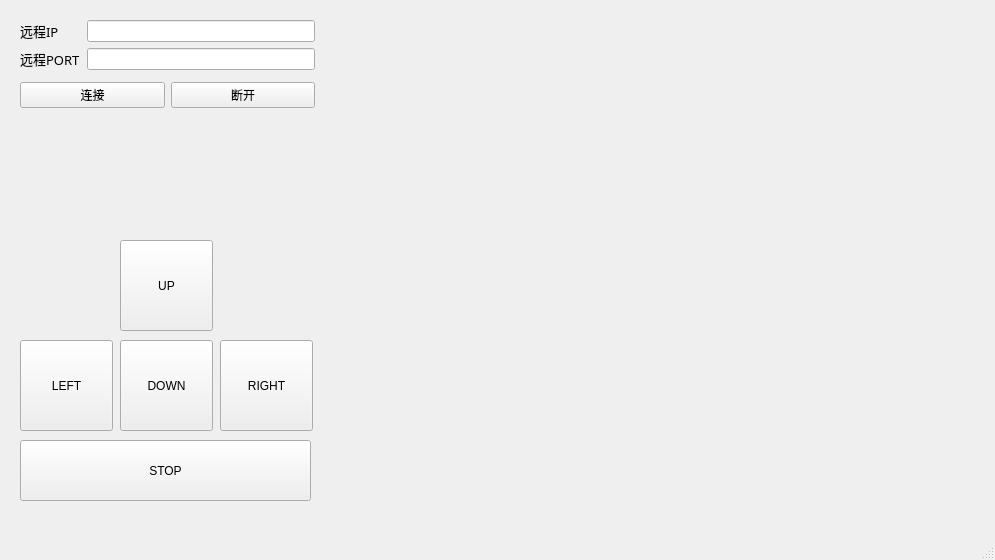
Above: pc/ros_video_pc/mainwindow.ui from wifialan/ros_video_ctrl before the change. Below: the same form after it.
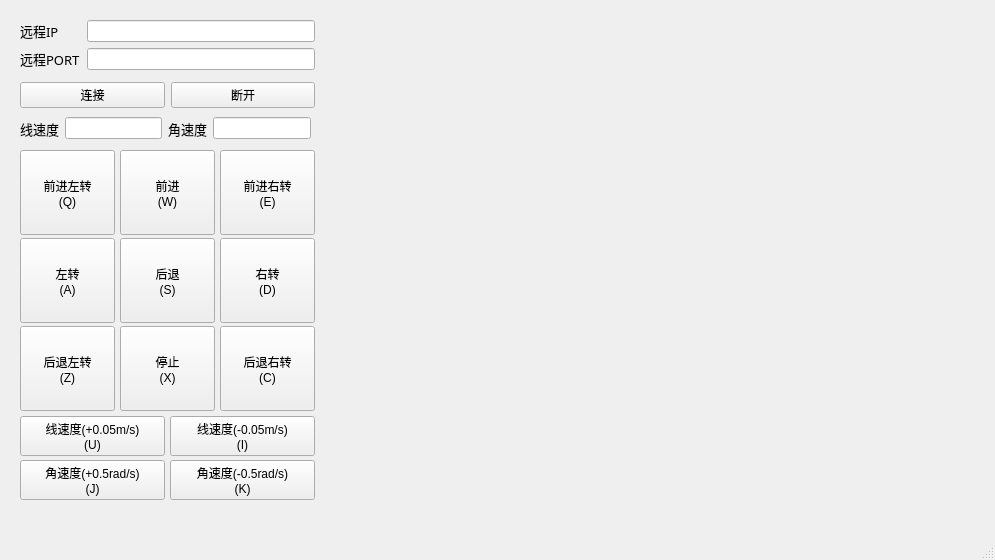
That is the form after the change.

Patch:
```diff
--- a/pc/ros_video_pc/mainwindow.ui
+++ b/pc/ros_video_pc/mainwindow.ui
@@ -37,13 +37,14 @@
     <property name="geometry">
      <rect>
       <x>120</x>
-      <y>240</y>
-      <width>93</width>
-      <height>91</height>
+      <y>150</y>
+      <width>95</width>
+      <height>85</height>
      </rect>
     </property>
     <property name="text">
-     <string>UP</string>
+     <string>前进
+(W)</string>
     </property>
     <property name="shortcut">
      <string>Up</string>
@@ -53,13 +54,14 @@
     <property name="geometry">
      <rect>
       <x>20</x>
-      <y>340</y>
-      <width>93</width>
-      <height>91</height>
+      <y>238</y>
+      <width>95</width>
+      <height>85</height>
      </rect>
     </property>
     <property name="text">
-     <string>LEFT</string>
+     <string>左转
+(A)</string>
     </property>
     <property name="shortcut">
      <string>Left</string>
@@ -69,13 +71,14 @@
     <property name="geometry">
      <rect>
       <x>220</x>
-      <y>340</y>
-      <width>93</width>
-      <height>91</height>
+      <y>238</y>
+      <width>95</width>
+      <height>85</height>
      </rect>
     </property>
     <property name="text">
-     <string>RIGHT</string>
+     <string>右转
+(D)</string>
     </property>
     <property name="shortcut">
      <string>Right</string>
@@ -84,14 +87,15 @@
    <widget class="QPushButton" name="pushButton_stop">
     <property name="geometry">
      <rect>
-      <x>20</x>
-      <y>440</y>
-      <width>291</width>
-      <height>61</height>
+      <x>120</x>
+      <y>326</y>
+      <width>95</width>
+      <height>85</height>
      </rect>
     </property>
     <property name="text">
-     <string>STOP</string>
+     <string>停止
+(X)</string>
     </property>
     <property name="shortcut">
      <string>Space</string>
@@ -101,13 +105,14 @@
     <property name="geometry">
      <rect>
       <x>120</x>
-      <y>340</y>
-      <width>93</width>
-      <height>91</height>
+      <y>238</y>
+      <width>95</width>
+      <height>85</height>
      </rect>
     </property>
     <property name="text">
-     <string>DOWN</string>
+     <string>后退
+(S)</string>
     </property>
     <property name="shortcut">
      <string>Down</string>
@@ -179,6 +184,210 @@
      </item>
     </layout>
    </widget>
+   <widget class="QPushButton" name="pushButton_up_left">
+    <property name="geometry">
+     <rect>
+      <x>20</x>
+      <y>150</y>
+      <width>95</width>
+      <height>85</height>
+     </rect>
+    </property>
+    <property name="text">
+     <string>前进左转
+(Q)</string>
+    </property>
+    <property name="shortcut">
+     <string>Q</string>
+    </property>
+   </widget>
+   <widget class="QPushButton" name="pushButton_up_right">
+    <property name="geometry">
+     <rect>
+      <x>220</x>
+      <y>150</y>
+      <width>95</width>
+      <height>85</height>
+     </rect>
+    </property>
+    <property name="text">
+     <string>前进右转
+(E)</string>
+    </property>
+    <property name="shortcut">
+     <string>E</string>
+    </property>
+   </widget>
+   <widget class="QPushButton" name="pushButton_back_left">
+    <property name="geometry">
+     <rect>
+      <x>20</x>
+      <y>326</y>
+      <width>95</width>
+      <height>85</height>
+     </rect>
+    </property>
+    <property name="text">
+     <string>后退左转
+(Z)</string>
+    </property>
+    <property name="shortcut">
+     <string>Z</string>
+    </property>
+   </widget>
+   <widget class="QPushButton" name="pushButton_back_right">
+    <property name="geometry">
+     <rect>
+      <x>220</x>
+      <y>326</y>
+      <width>95</width>
+      <height>85</height>
+     </rect>
+    </property>
+    <property name="text">
+     <string>后退右转
+(C)</string>
+    </property>
+    <property name="shortcut">
+     <string>C</string>
+    </property>
+   </widget>
+   <widget class="QPushButton" name="pushButton_line_speed_increase">
+    <property name="geometry">
+     <rect>
+      <x>20</x>
+      <y>416</y>
+      <width>145</width>
+      <height>40</height>
+     </rect>
+    </property>
+    <property name="sizePolicy">
+     <sizepolicy hsizetype="Fixed" vsizetype="Fixed">
+      <horstretch>0</horstretch>
+      <verstretch>0</verstretch>
+     </sizepolicy>
+    </property>
+    <property name="text">
+     <string>线速度(+0.05m/s)
+(U)</string>
+    </property>
+    <property name="shortcut">
+     <string>U</string>
+    </property>
+   </widget>
+   <widget class="QPushButton" name="pushButton_line_speed_decrease">
+    <property name="geometry">
+     <rect>
+      <x>170</x>
+      <y>416</y>
+      <width>145</width>
+      <height>40</height>
+     </rect>
+    </property>
+    <property name="sizePolicy">
+     <sizepolicy hsizetype="Fixed" vsizetype="Fixed">
+      <horstretch>0</horstretch>
+      <verstretch>0</verstretch>
+     </sizepolicy>
+    </property>
+    <property name="text">
+     <string>线速度(-0.05m/s)
+(I)</string>
+    </property>
+    <property name="shortcut">
+     <string>I</string>
+    </property>
+   </widget>
+   <widget class="QPushButton" name="pushButton_angular_speed_decrease">
+    <property name="geometry">
+     <rect>
+      <x>170</x>
+      <y>460</y>
+      <width>145</width>
+      <height>40</height>
+     </rect>
+    </property>
+    <property name="sizePolicy">
+     <sizepolicy hsizetype="Fixed" vsizetype="Fixed">
+      <horstretch>0</horstretch>
+      <verstretch>0</verstretch>
+     </sizepolicy>
+    </property>
+    <property name="text">
+     <string>角速度(-0.5rad/s)
+(K)</string>
+    </property>
+    <property name="shortcut">
+     <string>K</string>
+    </property>
+   </widget>
+   <widget class="QPushButton" name="pushButton_angular_speed_increase">
+    <property name="geometry">
+     <rect>
+      <x>20</x>
+      <y>460</y>
+      <width>145</width>
+      <height>40</height>
+     </rect>
+    </property>
+    <property name="sizePolicy">
+     <sizepolicy hsizetype="Fixed" vsizetype="Fixed">
+      <horstretch>0</horstretch>
+      <verstretch>0</verstretch>
+     </sizepolicy>
+    </property>
+    <property name="text">
+     <string>角速度(+0.5rad/s)
+(J)</string>
+    </property>
+    <property name="shortcut">
+     <string>J</string>
+    </property>
+   </widget>
+   <widget class="QWidget" name="">
+    <property name="geometry">
+     <rect>
+      <x>20</x>
+      <y>117</y>
+      <width>291</width>
+      <height>23</height>
+     </rect>
+    </property>
+    <layout class="QHBoxLayout" name="horizontalLayout_2">
+     <item>
+      <widget class="QLabel" name="label_3">
+       <property name="font">
+        <font>
+         <family>Agency FB</family>
+         <pointsize>10</pointsize>
+        </font>
+       </property>
+       <property name="text">
+        <string>线速度</string>
+       </property>
+      </widget>
+     </item>
+     <item>
+      <widget class="QLineEdit" name="lineEdit_line_speed"/>
+     </item>
+     <item>
+      <widget class="QLabel" name="label_4">
+       <property name="font">
+        <font>
+         <family>Agency FB</family>
+         <pointsize>10</pointsize>
+        </font>
+       </property>
+       <property name="text">
+        <string>角速度</string>
+       </property>
+      </widget>
+     </item>
+     <item>
+      <widget class="QLineEdit" name="lineEdit_angular_speed"/>
+     </item>
+    </layout>
+   </widget>
   </widget>
   <widget class="QMenuBar" name="menubar">
    <property name="geometry">
```
Left out of the diff: 10 changed lines with no effect on the pictures.
